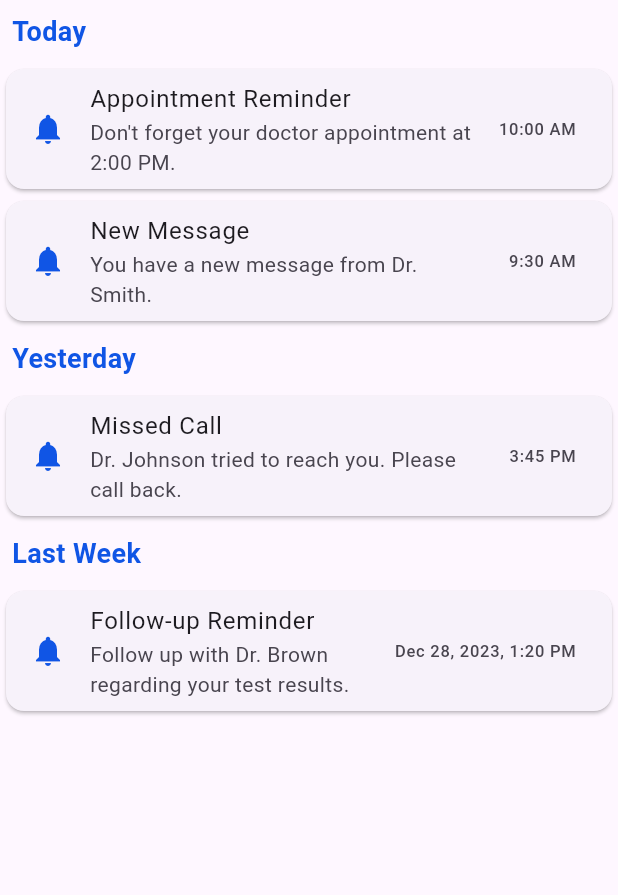
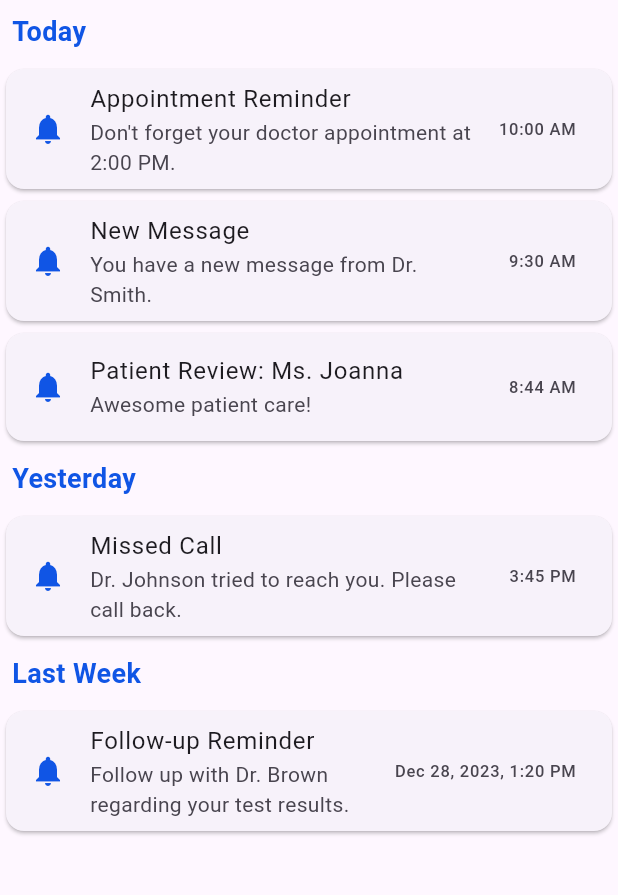
Before and after one commit to Abram-MrRight/DoctorsAppointment-App, a Flutter app: the NotificationsView screen opened directly, on a phone screen of 412 x 824 dp, the part 84-979 px from its top. Run offline on Flutter 3.47's test engine with Material 3 defaults, Android fonts, the phone set to English and light mode, and no system bars; our stand-ins replace badges, cloud_firestore, dio, firebase_auth, firebase_core, flutter_holo_date_picker and 8 more; accounts and stored records are empty; Roboto replaces fonts that are missing (Nunito-Light, Nunito_Bold).

Commit message:
Simple Update

```diff
--- a/lib/views/notifications/notifications_view.dart
+++ b/lib/views/notifications/notifications_view.dart
@@ -60,7 +60,12 @@ class NotificationsView extends StatelessWidget {
             'You have a new message from Dr. Smith.',
             '9:30 AM',
           ),
-
+          _buildNotificationItem(
+            Icons.notifications,
+            'Patient Review: Ms. Joanna',
+            'Awesome patient care!',
+            '8:44 AM',
+          ),
           _buildNotificationHeader('Yesterday'),
           _buildNotificationItem(
             Icons.notifications,
```
